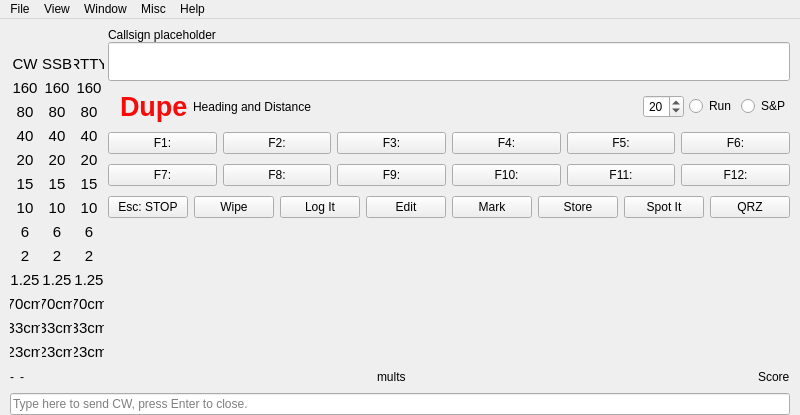
Old version of the form not1mm/data/main.ui in the repository kyleboyle/not1mm.
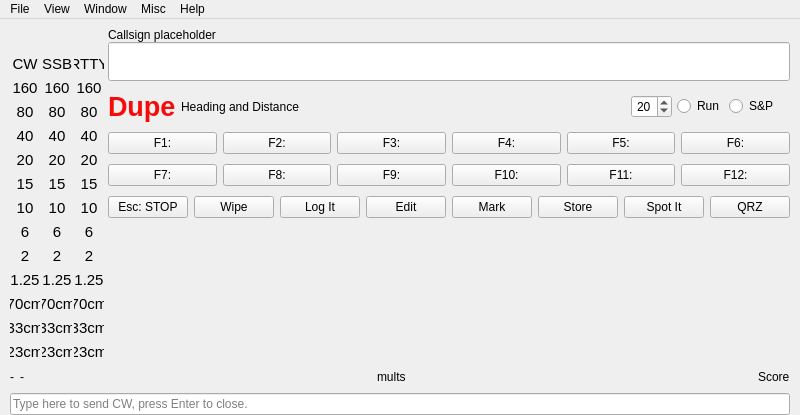
New version of the form. Icons and pictures are not drawn.

```diff
--- a/not1mm/data/main.ui
+++ b/not1mm/data/main.ui
@@ -699,16 +699,6 @@
             <property name="bottomMargin">
              <number>10</number>
             </property>
-            <item>
-             <widget class="QLabel" name="radio_icon">
-              <property name="text">
-               <string/>
-              </property>
-              <property name="alignment">
-               <set>Qt::AlignCenter</set>
-              </property>
-             </widget>
-            </item>
             <item>
              <widget class="QLabel" name="dupe_indicator">
               <property name="enabled">
@@ -831,6 +821,16 @@
               </property>
              </widget>
             </item>
+            <item>
+             <widget class="QLabel" name="radio_icon">
+              <property name="text">
+               <string/>
+              </property>
+              <property name="alignment">
+               <set>Qt::AlignCenter</set>
+              </property>
+             </widget>
+            </item>
            </layout>
           </item>
           <item>
```
Left out of the diff: 2 changed lines with no effect on the pictures.
